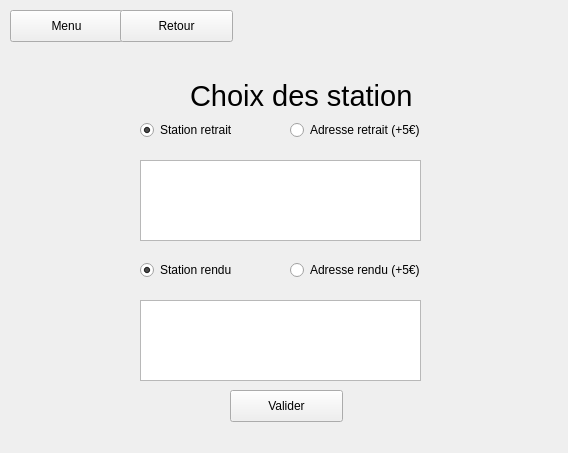
Above: fenetrelocation.ui from TitiCrou/TAC before the change. Below: the same form after it.
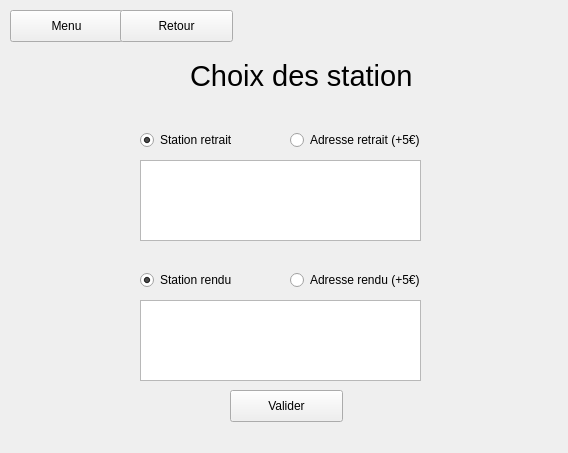
That is the form after the change.

Diff of the .ui file:
```diff
--- a/fenetrelocation.ui
+++ b/fenetrelocation.ui
@@ -315,7 +315,7 @@
       <property name="geometry">
        <rect>
         <x>180</x>
-        <y>20</y>
+        <y>0</y>
         <width>221</width>
         <height>51</height>
        </rect>
@@ -346,7 +346,7 @@
       <property name="geometry">
        <rect>
         <x>130</x>
-        <y>70</y>
+        <y>80</y>
         <width>121</width>
         <height>20</height>
        </rect>
@@ -365,7 +365,7 @@
       <property name="geometry">
        <rect>
         <x>280</x>
-        <y>70</y>
+        <y>80</y>
         <width>161</width>
         <height>20</height>
        </rect>
@@ -381,7 +381,7 @@
       <property name="geometry">
        <rect>
         <x>130</x>
-        <y>210</y>
+        <y>220</y>
         <width>121</width>
         <height>20</height>
        </rect>
@@ -400,7 +400,7 @@
       <property name="geometry">
        <rect>
         <x>280</x>
-        <y>210</y>
+        <y>220</y>
         <width>161</width>
         <height>20</height>
        </rect>
```
Left out of the diff: 10 changed lines with no effect on the pictures.
